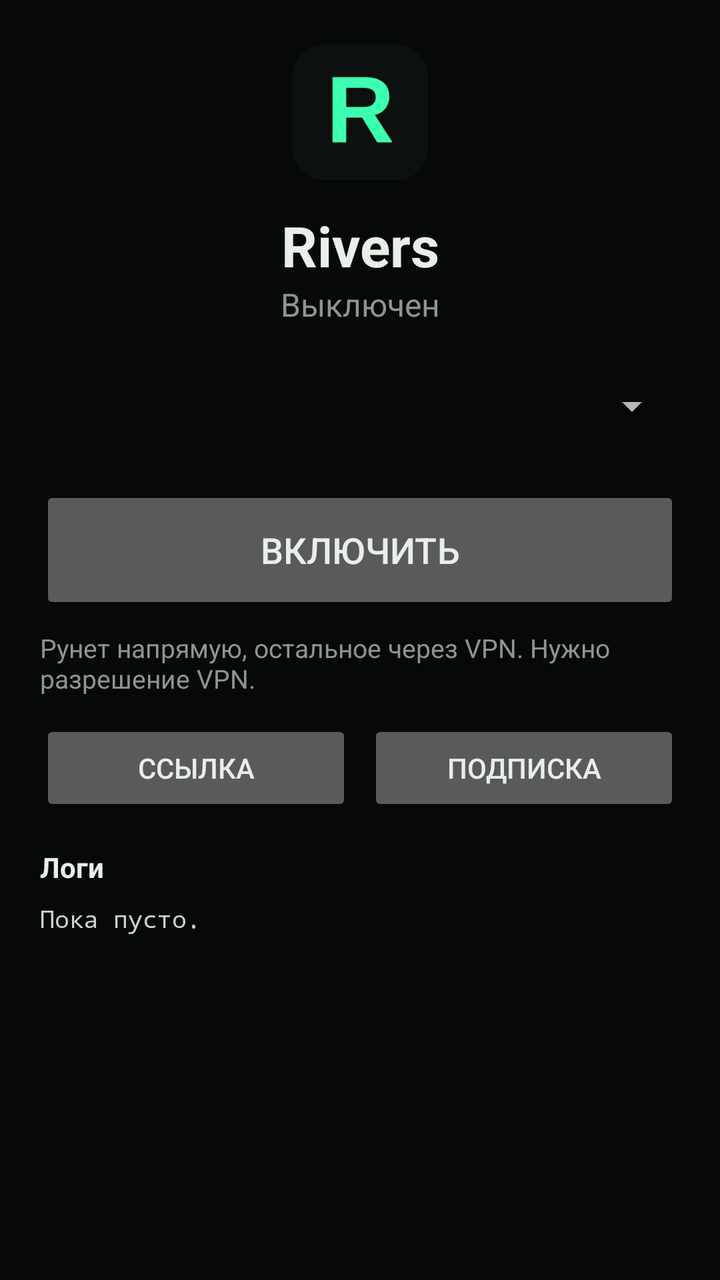
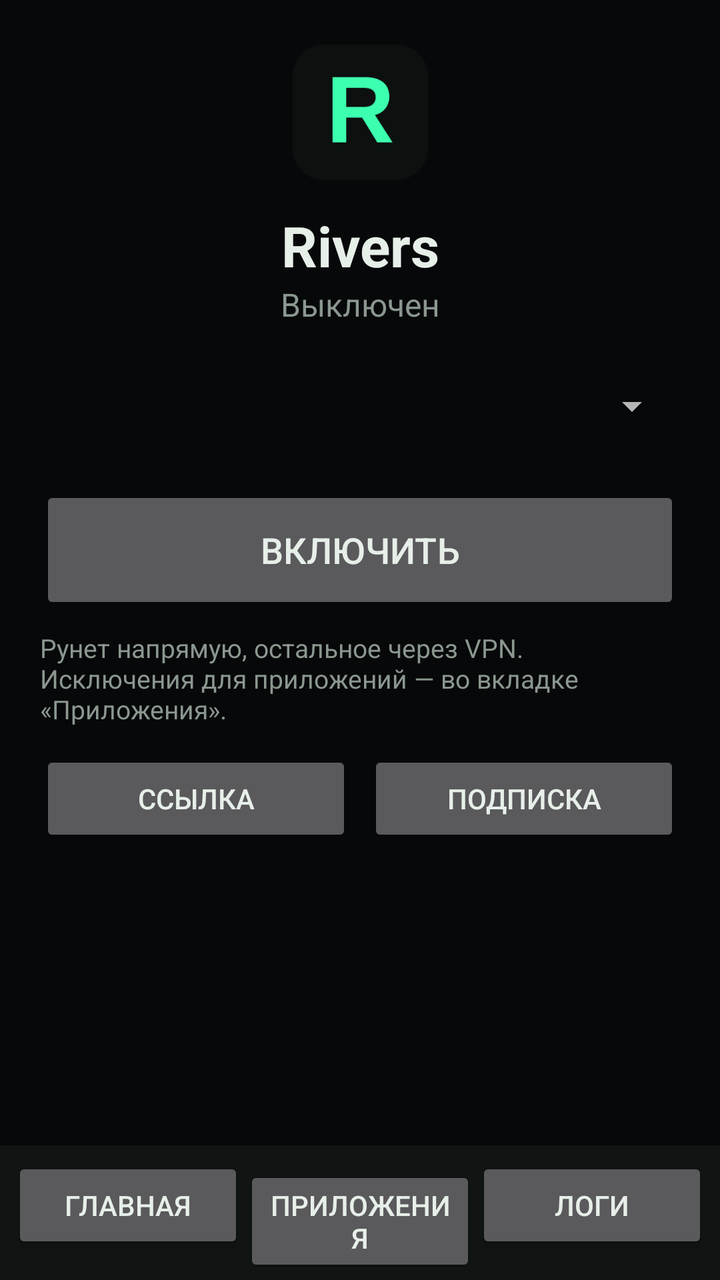

Two renders of the same Android screen: before a commit and after it. Below are the layout's source before the change and the commit's diff.
<!-- AndroidManifest.xml: application theme Theme.Rivers -->
<!-- res/layout/activity_main.xml -->
<?xml version="1.0" encoding="utf-8"?>
<ScrollView xmlns:android="http://schemas.android.com/apk/res/android"
    android:layout_width="match_parent"
    android:layout_height="match_parent"
    android:fillViewport="true">

    <LinearLayout
        android:layout_width="match_parent"
        android:layout_height="wrap_content"
        android:orientation="vertical"
        android:padding="20dp">

        <ImageView
            android:layout_width="72dp"
            android:layout_height="72dp"
            android:layout_gravity="center_horizontal"
            android:contentDescription="Rivers"
            android:src="@drawable/ic_launcher" />

        <TextView
            android:layout_width="match_parent"
            android:layout_height="wrap_content"
            android:layout_marginTop="12dp"
            android:gravity="center"
            android:text="Rivers"
            android:textSize="28sp"
            android:textStyle="bold" />

        <TextView
            android:id="@+id/status"
            android:layout_width="match_parent"
            android:layout_height="wrap_content"
            android:gravity="center"
            android:text="Выключен"
            android:textColor="#8b978f"
            android:textSize="16sp" />

        <Spinner
            android:id="@+id/servers"
            android:layout_width="match_parent"
            android:layout_height="48dp"
            android:layout_marginTop="16dp" />

        <Button
            android:id="@+id/power"
            android:layout_width="match_parent"
            android:layout_height="64dp"
            android:layout_marginTop="16dp"
            android:text="Включить"
            android:textSize="18sp" />

        <TextView
            android:layout_width="match_parent"
            android:layout_height="wrap_content"
            android:layout_marginTop="8dp"
            android:text="Рунет напрямую, остальное через VPN. Нужно разрешение VPN."
            android:textColor="#8b978f"
            android:textSize="13sp" />

        <LinearLayout
            android:layout_width="match_parent"
            android:layout_height="wrap_content"
            android:layout_marginTop="12dp"
            android:orientation="horizontal">

            <Button
                android:id="@+id/addLink"
                android:layout_width="0dp"
                android:layout_height="wrap_content"
                android:layout_weight="1"
                android:text="Ссылка" />

            <Button
                android:id="@+id/addSub"
                android:layout_width="0dp"
                android:layout_height="wrap_content"
                android:layout_marginStart="8dp"
                android:layout_weight="1"
                android:text="Подписка" />
        </LinearLayout>

        <TextView
            android:layout_width="match_parent"
            android:layout_height="wrap_content"
            android:layout_marginTop="16dp"
            android:text="Логи"
            android:textStyle="bold" />

        <TextView
            android:id="@+id/logs"
            android:layout_width="match_parent"
            android:layout_height="wrap_content"
            android:layout_marginTop="8dp"
            android:fontFamily="monospace"
            android:text="Пока пусто."
            android:textColor="#c9d4cc"
            android:textSize="12sp" />
    </LinearLayout>
</ScrollView>
<!-- resources referenced by this layout -->
<resources>
  <!-- drawable ic_launcher: png bitmap (drawable, 3810 bytes) -->
  <style name="Theme.Rivers" parent="android:Theme.Material.NoActionBar">
          <item name="android:statusBarColor">#07080a</item>
          <item name="android:navigationBarColor">#07080a</item>
          <item name="android:windowBackground">#07080a</item>
          <item name="android:colorAccent">#3dffb0</item>
          <item name="android:textColor">#e7efe9</item>
      </style>
</resources>

<!-- the commit's change to res/layout/activity_main.xml (unified diff, before → after) -->
@@ -1,99 +1,233 @@
 <?xml version="1.0" encoding="utf-8"?>
-<ScrollView xmlns:android="http://schemas.android.com/apk/res/android"
+<LinearLayout xmlns:android="http://schemas.android.com/apk/res/android"
     android:layout_width="match_parent"
     android:layout_height="match_parent"
-    android:fillViewport="true">
+    android:fitsSystemWindows="true"
+    android:orientation="vertical">
+
+    <FrameLayout
+        android:layout_width="match_parent"
+        android:layout_height="0dp"
+        android:layout_weight="1">
+
+        <ScrollView
+            android:id="@+id/pageHome"
+            android:layout_width="match_parent"
+            android:layout_height="match_parent"
+            android:fillViewport="true">
+
+            <LinearLayout
+                android:layout_width="match_parent"
+                android:layout_height="wrap_content"
+                android:orientation="vertical"
+                android:padding="20dp">
+
+                <ImageView
+                    android:layout_width="72dp"
+                    android:layout_height="72dp"
+                    android:layout_gravity="center_horizontal"
+                    android:contentDescription="Rivers"
+                    android:src="@drawable/ic_launcher" />
+
+                <TextView
+                    android:layout_width="match_parent"
+                    android:layout_height="wrap_content"
+                    android:layout_marginTop="12dp"
+                    android:gravity="center"
+                    android:text="Rivers"
+                    android:textSize="28sp"
+                    android:textStyle="bold" />
+
+                <TextView
+                    android:id="@+id/status"
+                    android:layout_width="match_parent"
+                    android:layout_height="wrap_content"
+                    android:gravity="center"
+                    android:text="Выключен"
+                    android:textColor="#8b978f"
+                    android:textSize="16sp" />
+
+                <Spinner
+                    android:id="@+id/servers"
+                    android:layout_width="match_parent"
+                    android:layout_height="48dp"
+                    android:layout_marginTop="16dp" />
+
+                <Button
+                    android:id="@+id/power"
+                    android:layout_width="match_parent"
+                    android:layout_height="64dp"
+                    android:layout_marginTop="16dp"
+                    android:text="Включить"
+                    android:textSize="18sp" />
+
+                <TextView
+                    android:layout_width="match_parent"
+                    android:layout_height="wrap_content"
+                    android:layout_marginTop="8dp"
+                    android:text="Рунет напрямую, остальное через VPN. Исключения для приложений — во вкладке «Приложения»."
+                    android:textColor="#8b978f"
+                    android:textSize="13sp" />
+
+                <LinearLayout
+                    android:layout_width="match_parent"
+                    android:layout_height="wrap_content"
+                    android:layout_marginTop="12dp"
+                    android:orientation="horizontal">
+
+                    <Button
+                        android:id="@+id/addLink"
+                        android:layout_width="0dp"
+                        android:layout_height="wrap_content"
+                        android:layout_weight="1"
+                        android:text="Ссылка" />
+
+                    <Button
+                        android:id="@+id/addSub"
+                        android:layout_width="0dp"
+                        android:layout_height="wrap_content"
+                        android:layout_marginStart="8dp"
+                        android:layout_weight="1"
+                        android:text="Подписка" />
+                </LinearLayout>
+            </LinearLayout>
+        </ScrollView>
+
+        <LinearLayout
+            android:id="@+id/pageApps"
+            android:layout_width="match_parent"
+            android:layout_height="match_parent"
+            android:orientation="vertical"
+            android:padding="16dp"
+            android:visibility="gone">
+
+            <TextView
+                android:layout_width="match_parent"
+                android:layout_height="wrap_content"
+                android:text="Приложения"
+                android:textSize="22sp"
+                android:textStyle="bold" />
+
+            <TextView
+                android:id="@+id/appsHint"
+                android:layout_width="match_parent"
+                android:layout_height="wrap_content"
+                android:layout_marginTop="6dp"
+                android:textColor="#8b978f"
+                android:textSize="13sp" />
+
+            <LinearLayout
+                android:layout_width="match_parent"
+                android:layout_height="wrap_content"
+                android:layout_marginTop="10dp"
+                android:orientation="horizontal">
+
+                <Button
+                    android:id="@+id/modeDirect"
+                    android:layout_width="0dp"
+                    android:layout_height="wrap_content"
+                    android:layout_weight="1"
+                    android:text="Напрямую" />
+
+                <Button
+                    android:id="@+id/modeVpn"
+                    android:layout_width="0dp"
+                    android:layout_height="wrap_content"
+                    android:layout_marginStart="8dp"
+                    android:layout_weight="1"
+                    android:text="Через VPN" />
+            </LinearLayout>
+
+            <EditText
+                android:id="@+id/appSearch"
+                android:layout_width="match_parent"
+                android:layout_height="wrap_content"
+                android:layout_marginTop="8dp"
+                android:hint="Поиск"
+                android:inputType="text"
+                android:textColorHint="#8b978f" />
+
+            <ListView
+                android:id="@+id/appList"
+                android:layout_width="match_parent"
+                android:layout_height="0dp"
+                android:layout_marginTop="8dp"
+                android:layout_weight="1" />
+        </LinearLayout>
+
+        <LinearLayout
+            android:id="@+id/pageLogs"
+            android:layout_width="match_parent"
+            android:layout_height="match_parent"
+            android:orientation="vertical"
+            android:padding="16dp"
+            android:visibility="gone">
+
+            <LinearLayout
+                android:layout_width="match_parent"
+                android:layout_height="wrap_content"
+                android:gravity="center_vertical"
+                android:orientation="horizontal">
+
+                <TextView
+                    android:layout_width="0dp"
+                    android:layout_height="wrap_content"
+                    android:layout_weight="1"
+                    android:text="Логи"
+                    android:textSize="22sp"
+                    android:textStyle="bold" />
+
+                <Button
+                    android:id="@+id/copyLogs"
+                    android:layout_width="wrap_content"
+                    android:layout_height="wrap_content"
+                    android:text="Копировать" />
+            </LinearLayout>
+
+            <ScrollView
+                android:layout_width="match_parent"
+                android:layout_height="0dp"
+                android:layout_marginTop="8dp"
+                android:layout_weight="1">
+
+                <TextView
+                    android:id="@+id/logs"
+                    android:layout_width="match_parent"
+                    android:layout_height="wrap_content"
+                    android:fontFamily="monospace"
+                    android:text="Пока пусто."
+                    android:textColor="#c9d4cc"
+                    android:textSize="12sp" />
+            </ScrollView>
+        </LinearLayout>
+    </FrameLayout>
 
     <LinearLayout
         android:layout_width="match_parent"
         android:layout_height="wrap_content"
-        android:orientation="vertical"
-        android:padding="20dp">
-
-        <ImageView
-            android:layout_width="72dp"
-            android:layout_height="72dp"
-            android:layout_gravity="center_horizontal"
-            android:contentDescription="Rivers"
-            android:src="@drawable/ic_launcher" />
-
-        <TextView
-            android:layout_width="match_parent"
+        android:background="#101412"
+        android:orientation="horizontal"
+        android:padding="6dp">
+
+        <Button
+            android:id="@+id/tabHome"
+            android:layout_width="0dp"
             android:layout_height="wrap_content"
-            android:layout_marginTop="12dp"
-            android:gravity="center"
-            android:text="Rivers"
-            android:textSize="28sp"
-            android:textStyle="bold" />
-
-        <TextView
-            android:id="@+id/status"
-            android:layout_width="match_parent"
+            android:layout_weight="1"
+            android:text="Главная" />
+
+        <Button
+            android:id="@+id/tabApps"
+            android:layout_width="0dp"
             android:layout_height="wrap_content"
-            android:gravity="center"
-            android:text="Выключен"
-            android:textColor="#8b978f"
-            android:textSize="16sp" />
-
-        <Spinner
-            android:id="@+id/servers"
-            android:layout_width="match_parent"
-            android:layout_height="48dp"
-            android:layout_marginTop="16dp" />
+            android:layout_weight="1"
+            android:text="Приложения" />
 
         <Button
-            android:id="@+id/power"
-            android:layout_width="match_parent"
-            android:layout_height="64dp"
-            android:layout_marginTop="16dp"
-            android:text="Включить"
-            android:textSize="18sp" />
-
-        <TextView
-            android:layout_width="match_parent"
+            android:id="@+id/tabLogs"
+            android:layout_width="0dp"
             android:layout_height="wrap_content"
-            android:layout_marginTop="8dp"
-            android:text="Рунет напрямую, остальное через VPN. Нужно разрешение VPN."
-            android:textColor="#8b978f"
-            android:textSize="13sp" />
-
-        <LinearLayout
-            android:layout_width="match_parent"
-            android:layout_height="wrap_content"
-            android:layout_marginTop="12dp"
-            android:orientation="horizontal">
-
-            <Button
-                android:id="@+id/addLink"
-                android:layout_width="0dp"
-                android:layout_height="wrap_content"
-                android:layout_weight="1"
-                android:text="Ссылка" />
-
-            <Button
-                android:id="@+id/addSub"
-                android:layout_width="0dp"
-                android:layout_height="wrap_content"
-                android:layout_marginStart="8dp"
-                android:layout_weight="1"
-                android:text="Подписка" />
-        </LinearLayout>
-
-        <TextView
-            android:layout_width="match_parent"
-            android:layout_height="wrap_content"
-            android:layout_marginTop="16dp"
-            android:text="Логи"
-            android:textStyle="bold" />
-
-        <TextView
-            android:id="@+id/logs"
-            android:layout_width="match_parent"
-            android:layout_height="wrap_content"
-            android:layout_marginTop="8dp"
-            android:fontFamily="monospace"
-            android:text="Пока пусто."
-            android:textColor="#c9d4cc"
-            android:textSize="12sp" />
+            android:layout_weight="1"
+            android:text="Логи" />
     </LinearLayout>
-</ScrollView>
+</LinearLayout>
